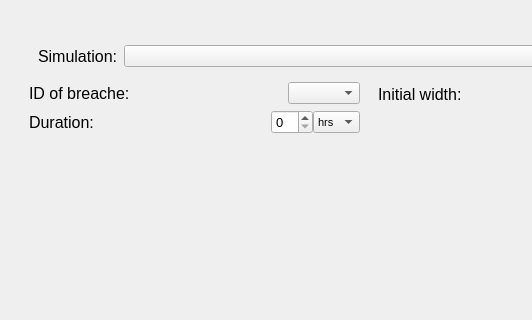
Above: threedi_api_qgis_client/ui/page_breaches.ui from nens/threedi-api-qgis-client before the change; both pictures show x 0 to 532 and y 0 to 320 of the 720 by 500 pixel window. Below: the same form after it.
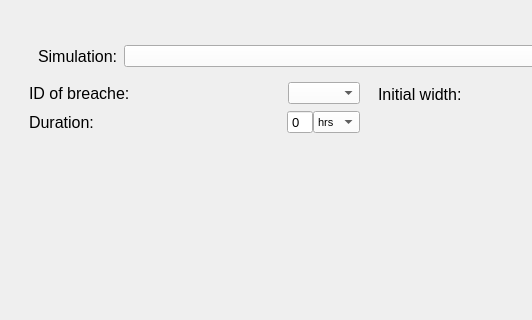
That is the form after the change.

Diff of the .ui file:
```diff
--- a/threedi_api_qgis_client/ui/page_breaches.ui
+++ b/threedi_api_qgis_client/ui/page_breaches.ui
@@ -10,6 +10,43 @@
     <height>500</height>
    </rect>
   </property>
+  <property name="palette">
+   <palette>
+    <active>
+     <colorrole role="Button">
+      <brush brushstyle="SolidPattern">
+       <color alpha="255">
+        <red>255</red>
+        <green>255</green>
+        <blue>255</blue>
+       </color>
+      </brush>
+     </colorrole>
+    </active>
+    <inactive>
+     <colorrole role="Button">
+      <brush brushstyle="SolidPattern">
+       <color alpha="255">
+        <red>255</red>
+        <green>255</green>
+        <blue>255</blue>
+       </color>
+      </brush>
+     </colorrole>
+    </inactive>
+    <disabled>
+     <colorrole role="Button">
+      <brush brushstyle="SolidPattern">
+       <color alpha="255">
+        <red>255</red>
+        <green>255</green>
+        <blue>255</blue>
+       </color>
+      </brush>
+     </colorrole>
+    </disabled>
+   </palette>
+  </property>
   <property name="font">
    <font>
     <family>Segoe UI</family>
@@ -92,6 +129,9 @@
            <pointsize>10</pointsize>
           </font>
          </property>
+         <property name="buttonSymbols">
+          <enum>QAbstractSpinBox::NoButtons</enum>
+         </property>
         </widget>
        </item>
        <item alignment="Qt::AlignRight">
```
Left out of the diff: 2 changed lines with no effect on the pictures.
